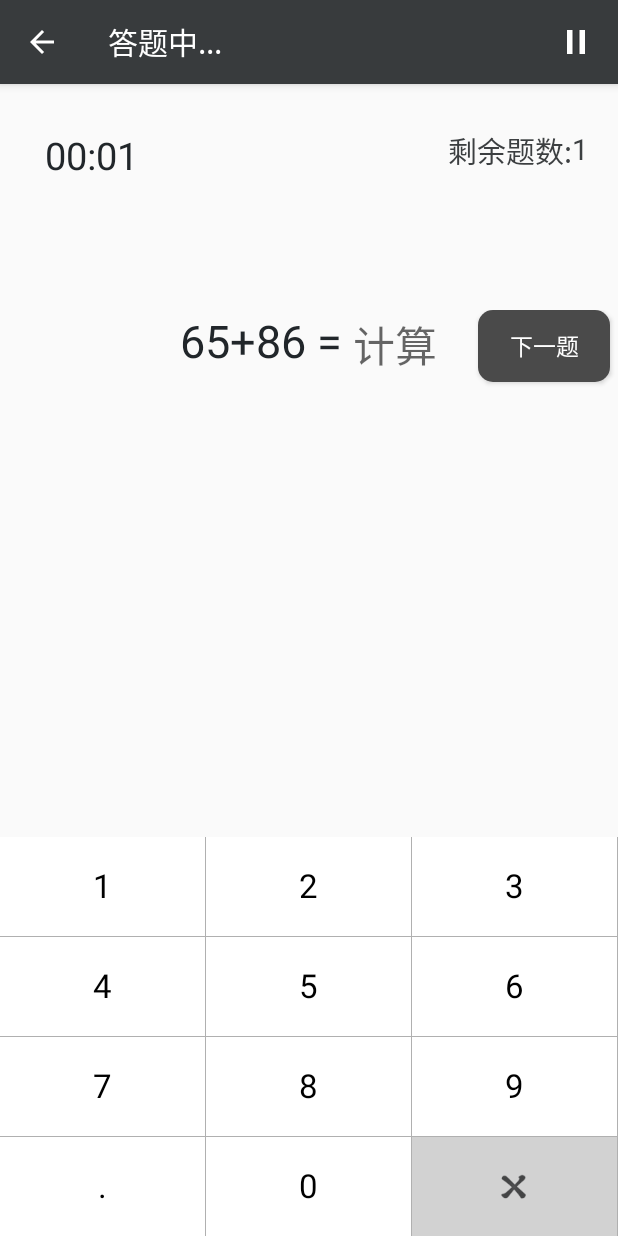
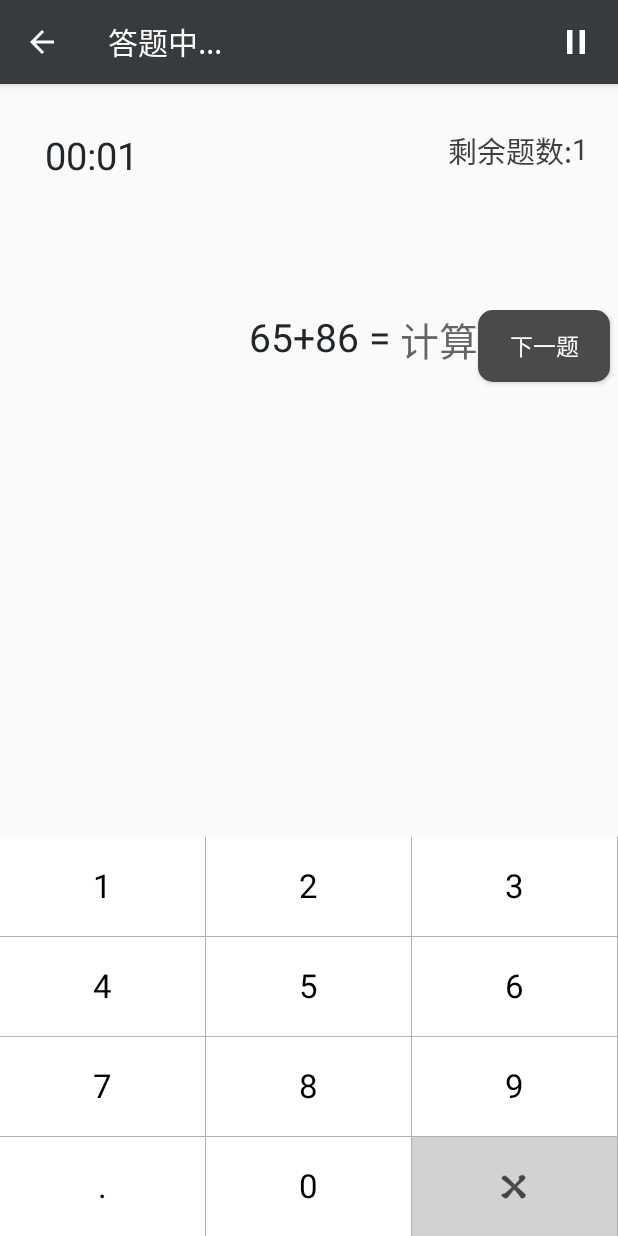
Before and after one commit to xiaJue/Count, an Android app: the CountActivity screen opened directly, with no data from a screen before it, on a phone screen of 412 x 824 dp. Run offline under Robolectric (Android 15) with nearby library versions, the phone set to English and light mode, and no system bars.

Commit message:
de bug and update about.html

```diff
--- a/app/src/main/java/com/xiajue/count/count/ui/AboutActivity.java
+++ b/app/src/main/java/com/xiajue/count/count/ui/AboutActivity.java
@@ -10,6 +10,7 @@ import android.webkit.WebView;
 import android.widget.ProgressBar;
 
 import com.xiajue.count.count.R;
+import com.xiajue.count.count.constant.ConfigHelper;
 import com.xiajue.count.count.utils.StringUtils;
 
 import static com.xiajue.count.count.constant.ConstString.GIT_ABOUT_FILE_ADDRESS;
@@ -56,7 +57,8 @@ public class AboutActivity extends BaseActivity {
                 if (i == 100) {
                     mProgressBar.setVisibility(View.GONE);
                     mWebView.setVisibility(View.VISIBLE);
-                    getSupportActionBar().setTitle(StringUtils.ellipsis(webView.getTitle(), 8));
+                    getSupportActionBar().setTitle(StringUtils.ellipsis(webView.getTitle(),
+                            ConfigHelper.ABOUT_TITLE_MAX_LENGTH));
                 }
             }
         });
--- a/app/src/main/java/com/xiajue/count/count/ui/CountActivity.java
+++ b/app/src/main/java/com/xiajue/count/count/ui/CountActivity.java
@@ -24,6 +24,7 @@ import com.xiajue.count.count.utils.DialogManager;
 import com.xiajue.count.count.utils.StringUtils;
 import com.xiajue.count.count.view.NumberKeyboardView;
 
+import static com.xiajue.count.count.R.string.cf_result;
 import static com.xiajue.count.count.constant.TypeModel.COUNT_DIVISION;
 
 /**
@@ -51,8 +52,8 @@ public class CountActivity extends BaseActivity implements View.OnClickListener
     protected void onCreate(@Nullable Bundle savedInstanceState) {
         super.onCreate(savedInstanceState);
         setContentView(R.layout.activity_count);
+        bindView();
         getData();
-        bindView();
         setEvents();
     }
 
@@ -75,6 +76,8 @@ public class CountActivity extends BaseActivity implements View.OnClickListener
         mHandler = new CountBuild().initialize(mNumbers, mNumbers2, mType, mModel, mCountNumber,
                 saveDecimal)
                 .build();
+        mCfTsTextView.setText(getString(cf_result) +saveDecimal + getString(R.string
+                .cf_result_end));
         mHandler.mCountNumber = mCountNumber;
         mHandler.mModel = mModel;
         mHandler.mType = mType;
--- a/app/src/main/res/layout/activity_count.xml
+++ b/app/src/main/res/layout/activity_count.xml
@@ -5,8 +5,6 @@
     android:layout_width="match_parent"
     android:layout_height="match_parent"
     android:orientation="vertical">
-
-
 
     <RelativeLayout
         android:id="@+id/top_ll"
@@ -24,7 +22,7 @@
             android:layout_marginLeft="10dp"
             android:text="00:00"
             android:textColor="@color/title_text_color"
-            android:textSize="25sp"/>
+            android:textSize="@dimen/count_time_text_size"/>
 
         <TextView
             android:id="@+id/count_number_surplus_text"
@@ -32,7 +30,7 @@
             android:layout_height="wrap_content"
             android:layout_alignParentRight="true"
             android:textColor="@color/min_title_text_color"
-            android:textSize="19sp"/>
+            android:textSize="@dimen/surplus_count_text_size"/>
 
         <TextView
             android:layout_width="wrap_content"
@@ -40,7 +38,7 @@
             android:layout_toLeftOf="@id/count_number_surplus_text"
             android:text="@string/syts"
             android:textColor="@color/min_title_text_color"
-            android:textSize="19sp"/>
+            android:textSize="@dimen/surplus_count_text_size"/>
     </RelativeLayout>
 
     <RelativeLayout
@@ -50,11 +48,23 @@
         android:layout_centerInParent="true"
         android:layout_marginTop="86dp">
 
+        <Button
+            android:id="@+id/count_next_but"
+            android:layout_width="wrap_content"
+            android:layout_height="wrap_content"
+            android:layout_alignParentRight="true"
+            android:layout_marginRight="5dp"
+            android:background="@drawable/start_but_selector"
+            android:text="@string/next_t"
+            android:textColor="@color/colorKey"
+            android:textSize="@dimen/button_text_size"/>
+
         <LinearLayout
             android:id="@+id/count_ll"
             android:layout_width="wrap_content"
             android:layout_height="wrap_content"
             android:layout_centerHorizontal="true"
+            android:layout_toLeftOf="@id/count_next_but"
             android:orientation="horizontal">
 
             <TextView
@@ -62,7 +72,7 @@
                 android:layout_width="wrap_content"
                 android:layout_height="wrap_content"
                 android:textColor="@color/title_text_color"
-                android:textSize="30sp"/>
+                android:textSize="@dimen/count_activity_text_size"/>
 
             <com.xiajue.count.count.view.NoKeyboardEditText
                 android:id="@+id/count_number_edit"
@@ -71,7 +81,7 @@
                 android:background="@null"
                 android:hint="@string/count"
                 android:textColor="@color/min_title_text_color"
-                android:textSize="28sp"/>
+                android:textSize="@dimen/count_activity_text_size"/>
 
         </LinearLayout>
 
@@ -114,17 +124,6 @@
                 android:textColor="@color/min_title_text_color"/>
         </LinearLayout>
 
-        <Button
-            android:id="@+id/count_next_but"
-            android:layout_width="wrap_content"
-            android:layout_height="wrap_content"
-            android:layout_alignParentRight="true"
-            android:layout_marginRight="5dp"
-            android:background="@drawable/start_but_selector"
-            android:text="@string/next_t"
-            android:textColor="@color/colorKey"
-            android:textSize="15sp"/>
-
     </RelativeLayout>
 
     <com.xiajue.count.count.view.NumberKeyboardView
--- a/app/src/main/res/values/dimens.xml
+++ b/app/src/main/res/values/dimens.xml
@@ -1,5 +1,9 @@
 <resources>
     <!-- Default screen margins, per the Android Design guidelines. -->
-    <dimen name="activity_horizontal_margin">16dp</dimen>
-    <dimen name="activity_vertical_margin">16dp</dimen>
+    <dimen name="count_activity_text_size">26sp</dimen>
+    <dimen name="edit_text_size">20sp</dimen>
+    <dimen name="button_text_size">15sp</dimen>
+    <dimen name="count_time_text_size">25sp</dimen>
+    <dimen name="surplus_count_text_size">19sp</dimen>
+    <dimen name="main_type_text_size">30sp</dimen>
 </resources>
--- a/app/src/main/res/values/strings.xml
+++ b/app/src/main/res/values/strings.xml
@@ -36,7 +36,8 @@
     <string name="ok_finish">完成</string>
     <string name="pleass_hd">请回答</string>
     <string name="zt_ing_out">正在做题,是否离开?</string>
-    <string name="cf_result">除法结果四舍五入保留1位小数</string>
+    <string name="cf_result">除法结果四舍五入保留</string>
+    <string name="cf_result_end">位小数</string>
     <string name="use_time">用时:</string>
     <string name="djs_s">倒计时:</string>
     <string name="wd">未答</string>
@@ -49,9 +50,10 @@
     <string name="conti">继续</string>
     <string name="contin">continue</string>
     <string name="refresh">刷新</string>
-    <string name="about">关于</string>
+    <string name="about">关于和更新</string>
     <string name="cc_edit_info">除法结果四舍五入保留</string>
     <string name="cc_edit_info_end">位小数</string>
     <string name="settings_save_decimal">未设置保留小数位</string>
     <string name="save_decimal_max">建议范围0-5</string>
+    <string name="max_out">范围超出最大值</string>
 </resources>
```
Also changed, not shown: app/src/main/java/com/xiajue/count/count/constant/ConfigHelper.java (+17 -4 lines), app/src/main/java/com/xiajue/count/count/ui/MainActivity.java (+18 -2 lines), app/src/main/res/layout/activity_main.xml (+16 -9 lines), 2 other files.
